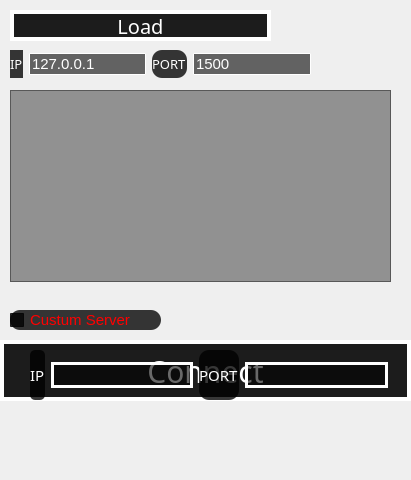
Old version of the form getserversinformation.ui in the repository ErfanGerami/AP-Project.
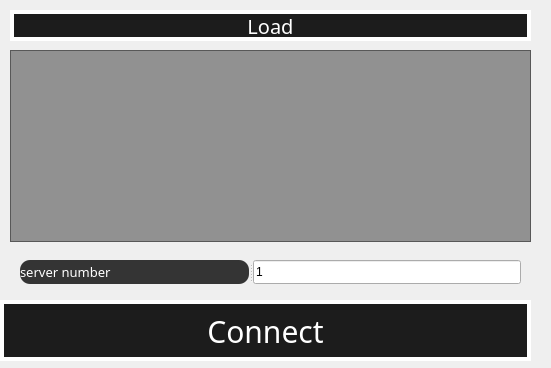
New version of the form. Icons and pictures are not drawn.

Commit message: changed getserverinformation and main menu class, for server selection or server creation added is_client and is erver connected to sockethandeling class other changes are tabifying

```diff
--- a/getserversinformation.ui
+++ b/getserversinformation.ui
@@ -6,8 +6,8 @@
    <rect>
     <x>0</x>
     <y>0</y>
-    <width>411</width>
-    <height>480</height>
+    <width>551</width>
+    <height>368</height>
    </rect>
   </property>
   <property name="windowTitle">
@@ -21,7 +21,7 @@
     <rect>
      <x>10</x>
      <y>10</y>
-     <width>261</width>
+     <width>521</width>
      <height>31</height>
     </rect>
    </property>
@@ -44,8 +44,8 @@
    <property name="geometry">
     <rect>
      <x>10</x>
-     <y>90</y>
-     <width>381</width>
+     <y>50</y>
+     <width>521</width>
      <height>192</height>
     </rect>
    </property>
@@ -62,29 +62,12 @@
 </string>
    </property>
   </widget>
-  <widget class="QCheckBox" name="checkBox">
-   <property name="geometry">
-    <rect>
-     <x>10</x>
-     <y>310</y>
-     <width>151</width>
-     <height>20</height>
-    </rect>
-   </property>
-   <property name="styleSheet">
-    <string notr="true">border-style:solid; background-color: rgba(0, 0, 0,200); color:red
-;font-size:15px;border-radius:10px;</string>
-   </property>
-   <property name="text">
-    <string>Custum Server</string>
-   </property>
-  </widget>
   <widget class="QPushButton" name="connect">
    <property name="geometry">
     <rect>
      <x>0</x>
-     <y>340</y>
-     <width>411</width>
+     <y>300</y>
+     <width>531</width>
      <height>61</height>
     </rect>
    </property>
@@ -103,104 +86,19 @@
     <string>Connect</string>
    </property>
   </widget>
-  <widget class="QWidget" name="layoutWidget">
-   <property name="enabled">
-    <bool>false</bool>
-   </property>
+  <widget class="QSplitter" name="splitter">
    <property name="geometry">
     <rect>
-     <x>30</x>
-     <y>350</y>
-     <width>358</width>
-     <height>50</height>
+     <x>20</x>
+     <y>260</y>
+     <width>501</width>
+     <height>24</height>
     </rect>
    </property>
-   <layout class="QHBoxLayout" name="horizontalLayout">
-    <item>
-     <widget class="QLabel" name="IP_l">
-      <property name="enabled">
-       <bool>false</bool>
-      </property>
-      <property name="font">
-       <font>
-        <family>MV Boli</family>
-        <pointsize>-1</pointsize>
-       </font>
-      </property>
-      <property name="styleSheet">
-       <string notr="true">border-style:solid; background-color: rgba(0, 0, 0,200); color:white
-
-;font-size:15px;border-radius:5px;</string>
-      </property>
-      <property name="text">
-       <string>IP</string>
-      </property>
-     </widget>
-    </item>
-    <item>
-     <widget class="QLineEdit" name="IP">
-      <property name="enabled">
-       <bool>false</bool>
-      </property>
-      <property name="styleSheet">
-       <string notr="true">#IP{border-color:white;background-color:rgba(0,0,0,150);color:white;font-size:15px;border-radius:1px;border-style:solid;border-width:3px;}
-#IP:hover{background-color:black;}
-
-</string>
-      </property>
-     </widget>
-    </item>
-    <item>
-     <widget class="QLabel" name="port_l">
-      <property name="enabled">
-       <bool>false</bool>
-      </property>
-      <property name="font">
-       <font>
-        <family>MV Boli</family>
-        <pointsize>-1</pointsize>
-       </font>
-      </property>
-      <property name="styleSheet">
-       <string notr="true">border-style:solid; background-color: rgba(0, 0, 0,200); color:white
-
-;font-size:15px;border-radius:10px;</string>
-      </property>
-      <property name="text">
-       <string>PORT</string>
-      </property>
-     </widget>
-    </item>
-    <item>
-     <widget class="QLineEdit" name="port">
-      <property name="enabled">
-       <bool>false</bool>
-      </property>
-      <property name="styleSheet">
-       <string notr="true">#port{border-color:white;background-color:rgba(0,0,0,150);color:white;font-size:15px;border-radius:1px;border-style:solid;border-width:3px;}
-#port:hover{background-color:black;}
-
-</string>
-      </property>
-      <property name="text">
-       <string/>
-      </property>
-     </widget>
-    </item>
-   </layout>
-  </widget>
-  <widget class="QWidget" name="layoutWidget">
-   <property name="geometry">
-    <rect>
-     <x>10</x>
-     <y>50</y>
-     <width>301</width>
-     <height>28</height>
-    </rect>
-   </property>
-   <layout class="QHBoxLayout" name="horizontalLayout_2">
-    <item>
-     <widget class="QLabel" name="IP_l_2">
+   <property name="orientation">
+    <enum>Qt::Horizontal</enum>
+   </property>
+   <widget class="QLabel" name="port_l_3">
       <property name="enabled">
        <bool>true</bool>
       </property>
@@ -216,15 +114,19 @@
 ;font-size:13px;border-radius:10px;</string>
       </property>
       <property name="text">
-       <string>IP</string>
-      </property>
-     </widget>
-    </item>
-    <item>
-     <widget class="QLineEdit" name="mai_servers_ip">
+     <string>server number</string>
+    </property>
+   </widget>
+   <widget class="QLineEdit" name="server_number">
       <property name="enabled">
        <bool>true</bool>
       </property>
+    <property name="sizePolicy">
+     <sizepolicy hsizetype="Maximum" vsizetype="Fixed">
+      <horstretch>0</horstretch>
+      <verstretch>0</verstretch>
+     </sizepolicy>
+    </property>
       <property name="styleSheet">
        <string notr="true">#mai_servers_ip{border-color:white;background-color:rgba(0,0,0,150);color:white;font-size:15px;border-radius:1px;border-style:solid;border-width:1px;}
 #mai_servers_ip:hover{background-color:black;}
@@ -232,48 +134,9 @@
 </string>
       </property>
       <property name="text">
-       <string>127.0.0.1</string>
-      </property>
-     </widget>
-    </item>
-    <item>
-     <widget class="QLabel" name="port_l_2">
-      <property name="enabled">
-       <bool>true</bool>
-      </property>
-      <property name="font">
-       <font>
-        <family>MV Boli</family>
-        <pointsize>-1</pointsize>
-       </font>
-      </property>
-      <property name="styleSheet">
-       <string notr="true">border-style:solid; background-color: rgba(0, 0, 0,200); color:white
-
-;font-size:13px;border-radius:10px;</string>
-      </property>
-      <property name="text">
-       <string>PORT</string>
-      </property>
-     </widget>
-    </item>
-    <item>
-     <widget class="QLineEdit" name="mai_servers_port">
-      <property name="enabled">
-       <bool>true</bool>
-      </property>
-      <property name="styleSheet">
-       <string notr="true">#mai_servers_port{border-color:white;background-color:rgba(0,0,0,150);color:white;font-size:15px;border-radius:1px;border-style:solid;border-width:1px;}
-#mai_servers_port:hover{background-color:black;}
-
-</string>
-      </property>
-      <property name="text">
-       <string>1500</string>
-      </property>
-     </widget>
-    </item>
-   </layout>
+     <string>1</string>
+    </property>
+   </widget>
   </widget>
  </widget>
  <resources/>
```
Lines whose indentation alone changed are shown as unchanged. The commit also changes 28 other files.
